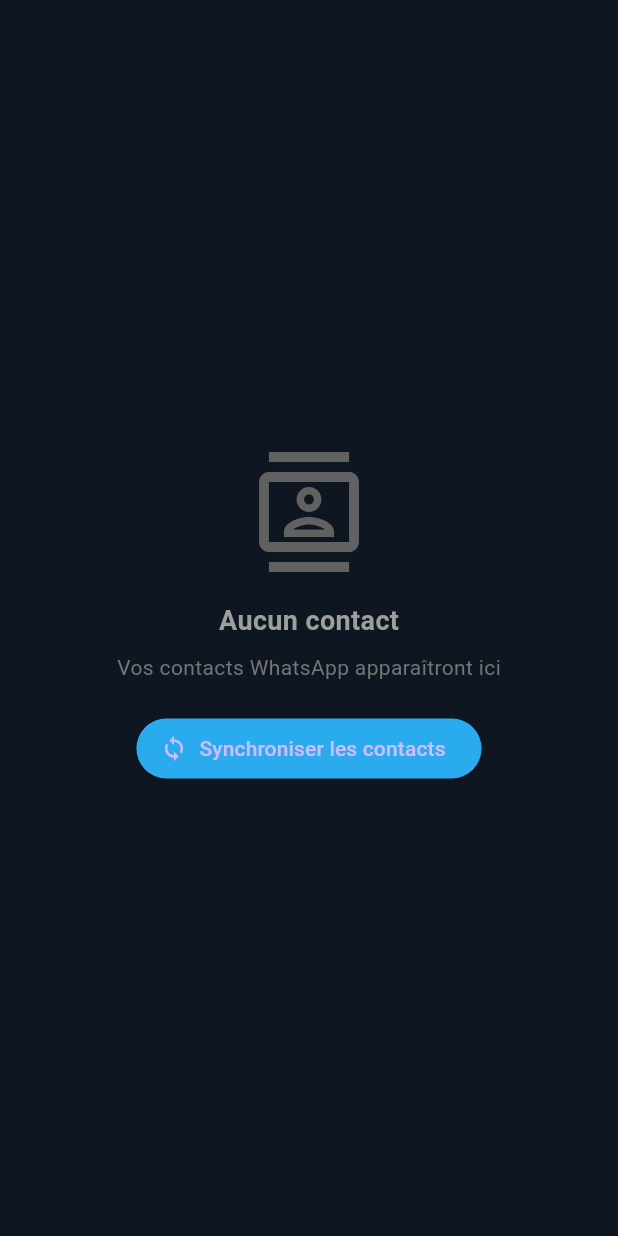
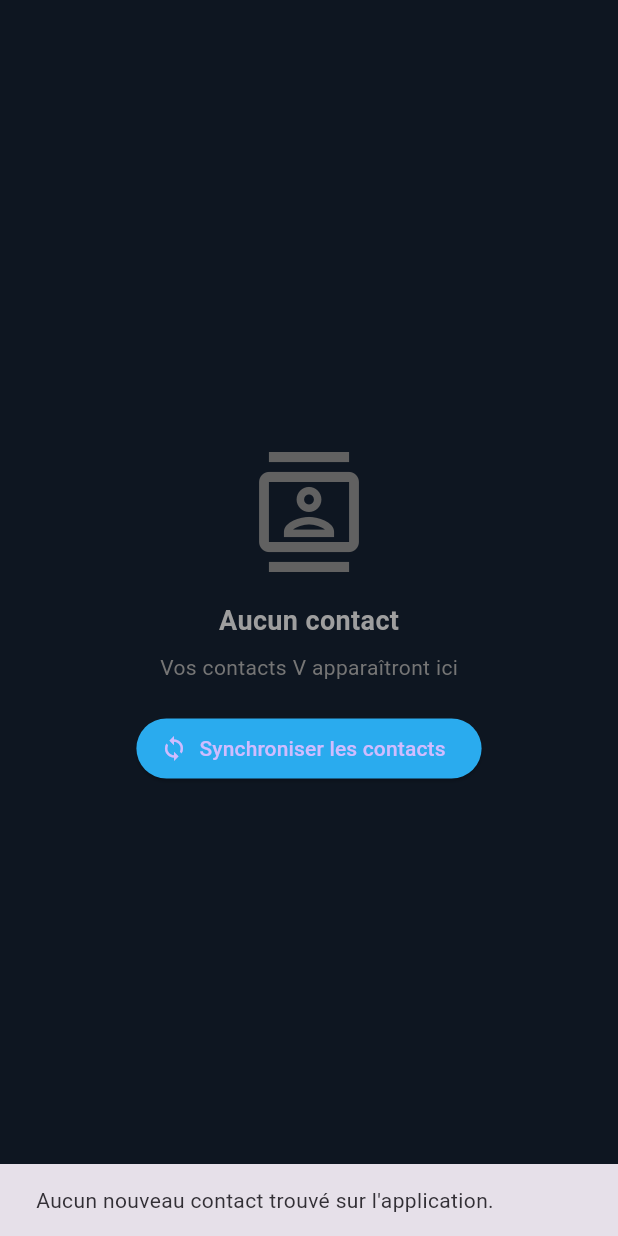
Before and after one commit to LeSeth/mvs, a Flutter app: the MessagesTab widget shown alone on an empty page, opened directly with empty values, after a tap on "Synchroniser les contacts", on a phone screen of 412 x 824 dp. Run offline on Flutter 3.47's test engine with Material 3 defaults, Android fonts, the light colour scheme and no system bars; our stand-ins replace flutter_contacts, permission_handler, supabase_flutter; accounts and stored records are empty; network calls fail.

Commit message:
Fix contacts plugin compatibility

```diff
--- a/lib/screens/home_screen.dart
+++ b/lib/screens/home_screen.dart
@@ -58,7 +58,7 @@
           crossAxisAlignment: CrossAxisAlignment.start,
           children: [
             const Text(
-              'WhatsApp BF',
+              'V BF',
               style: TextStyle(fontSize: 20, fontWeight: FontWeight.bold),
             ),
             Text(
@@ -188,7 +188,7 @@
           children: [
             Icon(Icons.message_rounded, color: Color(0xFF2AABEE), size: 30),
             SizedBox(width: 10),
-            Text('WhatsApp BF', style: TextStyle(color: Colors.white)),
+            Text('V BF', style: TextStyle(color: Colors.white)),
           ],
         ),
         content: Column(
@@ -201,7 +201,7 @@
             ),
             const SizedBox(height: 15),
             _buildInfoRow('Version', '1.0.0'),
-            _buildInfoRow('Développeur', 'Équipe WhatsApp BF'),
+            _buildInfoRow('Développeur', 'Équipe V BF'),
             _buildInfoRow('Pays', 'Burkina Faso'),
             _buildInfoRow('Indicatif', '+226'),
             const SizedBox(height: 15),
--- a/lib/services/contact_service.dart
+++ b/lib/services/contact_service.dart
@@ -1,16 +1,30 @@
+import 'package:flutter/foundation.dart' show kIsWeb;
 import 'package:flutter_contacts/flutter_contacts.dart';
 import 'package:permission_handler/permission_handler.dart';
 import 'supabase_service.dart';
 
 class ContactService {
+  // Vérifier si on est sur mobile
+  static bool get isMobile => !kIsWeb;
+
   // Demander la permission d'accéder aux contacts
   static Future<bool> requestContactPermission() async {
+    if (!isMobile) {
+      // Sur Web, on ne peut pas accéder aux contacts
+      return false;
+    }
+
     final status = await Permission.contacts.request();
     return status.isGranted;
   }
 
   // Récupérer les contacts du téléphone
   static Future<List<Contact>> getPhoneContacts() async {
+    if (!isMobile) {
+      print('Contacts non disponibles sur Web');
+      return [];
+    }
+
     try {
       if (await FlutterContacts.requestPermission()) {
         return await FlutterContacts.getContacts(
@@ -38,20 +52,17 @@
       }
     }
 
-    return phoneNumbers.toSet().toList(); // Éviter les doublons
+    return phoneNumbers.toSet().toList();
   }
 
   // Nettoyer un numéro de téléphone
   static String _cleanPhoneNumber(String phone) {
-    // Enlever tous les caractères non numériques
     String cleaned = phone.replaceAll(RegExp(r'[^\d]'), '');
 
-    // Si le numéro commence par 226, enlever le préfixe
     if (cleaned.startsWith('226') && cleaned.length > 8) {
       cleaned = cleaned.substring(3);
     }
 
-    // Ajouter le préfixe +226 si nécessaire
     if (cleaned.length == 8) {
       return '+226$cleaned';
     }
@@ -60,25 +71,41 @@
   }
 
   // Synchroniser les contacts avec Supabase
-  static Future<void> syncContacts(String userPhone) async {
+  // Retourne le nombre de nouveaux contacts ajoutés, ou -1 en cas d'erreur
+  // (permission refusée, pas de connexion, etc.) afin que l'UI puisse
+  // donner un retour clair à l'utilisateur plutôt que d'échouer en silence.
+  static Future<int> syncContacts(String userPhone) async {
+    if (!isMobile) {
+      print('Synchronisation contacts non disponible sur Web');
+      return -1;
+    }
+
     try {
-      // 1. Récupérer les contacts du téléphone
+      final hasPermission = await requestContactPermission();
+      if (!hasPermission) {
+        print('Permission contacts refusée');
+        return -1;
+      }
+
       final phoneContacts = await getPhoneContacts();
       final phoneNumbers = extractPhoneNumbers(phoneContacts);
 
-      // 2. Hasher tous les numéros des contacts
       List<String> hashedNumbers = phoneNumbers
           .map((phone) => SupabaseService.hashPhoneNumber(phone))
           .toList();
 
-      // 3. Chercher ces hashs dans Supabase
       final registeredUsers = await SupabaseService.findUsersByPhoneHashes(
         hashedNumbers,
       );
 
-      // 4. Créer les liens de contact
+      int newContactsCount = 0;
+      final myHash = SupabaseService.hashPhoneNumber(userPhone);
+
       for (var user in registeredUsers) {
-        // Vérifier si le contact existe déjà
+        if (user['phone_hash'] == myHash) {
+          continue; // ne pas s'ajouter soi-même
+        }
+
         final existingContact = await SupabaseService.client
             .from('contacts')
             .select()
@@ -86,17 +113,20 @@
             .eq('contact_phone_hash', user['phone_hash'])
             .maybeSingle();
 
-        if (existingContact == null &&
-            user['phone_hash'] != SupabaseService.hashPhoneNumber(userPhone)) {
+        if (existingContact == null) {
           await SupabaseService.client.from('contacts').insert({
             'user_phone': userPhone,
             'contact_phone_hash': user['phone_hash'],
             'contact_pseudo': user['pseudo'],
           });
+          newContactsCount++;
         }
       }
+
+      return newContactsCount;
     } catch (e) {
       print('Erreur synchronisation contacts: $e');
+      return -1;
     }
   }
 
--- a/lib/services/supabase_service.dart
+++ b/lib/services/supabase_service.dart
@@ -75,7 +75,7 @@
     try {
       final users = await _client
           .from('users')
-          .select('id, pseudo, phone_hash, is_online, last_login')
+          .select('id, pseudo, phone_number, phone_hash, is_online, last_login')
           .order('is_online', ascending: false);
       return List<Map<String, dynamic>>.from(users);
     } catch (e) {
@@ -93,7 +93,7 @@
 
       final users = await _client
           .from('users')
-          .select('id, pseudo, phone_hash, is_online, last_login')
+          .select('id, pseudo, phone_number, phone_hash, is_online, last_login')
           .inFilter('phone_hash', hashes);
 
       return List<Map<String, dynamic>>.from(users);
--- a/lib/tabs/messages_tab.dart
+++ b/lib/tabs/messages_tab.dart
@@ -30,11 +30,28 @@
     _syncAndLoadContacts();
   }
 
-  Future<void> _syncAndLoadContacts() async {
+  Future<void> _syncAndLoadContacts({bool showFeedback = false}) async {
     // Synchroniser les contacts du téléphone
-    await ContactService.syncContacts(widget.phoneNumber);
+    final result = await ContactService.syncContacts(widget.phoneNumber);
     // Charger les contacts
     await _loadContacts();
+
+    if (showFeedback && mounted) {
+      String message;
+      if (result < 0) {
+        message =
+            'Synchronisation impossible : vérifiez la permission "Contacts" '
+            'dans les paramètres du téléphone et votre connexion Internet.';
+      } else if (result == 0) {
+        message = 'Aucun nouveau contact trouvé sur l\'application.';
+      } else {
+        message = '$result nouveau${result > 1 ? "x" : ""} contact'
+            '${result > 1 ? "s" : ""} ajouté${result > 1 ? "s" : ""} !';
+      }
+      ScaffoldMessenger.of(context).showSnackBar(
+        SnackBar(content: Text(message), duration: const Duration(seconds: 3)),
+      );
+    }
   }
 
   Future<void> _loadContacts() async {
@@ -47,7 +64,7 @@
         contact['contact_phone_hash'],
       ]);
       String contactPhone = users.isNotEmpty
-          ? users[0]['phone_hash']
+          ? users[0]['phone_number']
           : contact['contact_phone_hash'];
 
       final lastMessage = await MessageService.getLastMessage(
@@ -101,12 +118,12 @@
             ),
             const SizedBox(height: 8),
             Text(
-              'Vos contacts WhatsApp apparaîtront ici',
+              'Vos contacts V apparaîtront ici',
               style: TextStyle(color: Colors.grey[600]),
             ),
             const SizedBox(height: 20),
             ElevatedButton.icon(
-              onPressed: _syncAndLoadContacts,
+              onPressed: () => _syncAndLoadContacts(showFeedback: true),
               icon: const Icon(Icons.sync),
               label: const Text('Synchroniser les contacts'),
               style: ElevatedButton.styleFrom(
@@ -119,7 +136,7 @@
     }
 
     return RefreshIndicator(
-      onRefresh: _syncAndLoadContacts,
+      onRefresh: () => _syncAndLoadContacts(showFeedback: true),
       child: ListView.builder(
         itemCount: _contacts.length,
         itemBuilder: (context, index) {
@@ -143,7 +160,9 @@
           radius: 28,
           backgroundColor: const Color(0xFF2AABEE),
           child: Text(
-            contact['contact_pseudo'][0].toUpperCase(),
+            (contact['contact_pseudo'] as String?)?.isNotEmpty == true
+                ? contact['contact_pseudo'][0].toUpperCase()
+                : '?',
             style: const TextStyle(
               color: Colors.white,
               fontWeight: FontWeight.bold,
```
Also changed, not shown: lib/main.dart (+18 -1 lines), lib/screens/login_screen.dart (+93 -33 lines), lib/tabs/parametres_tab.dart (+13 -1 lines), 1 other file.
